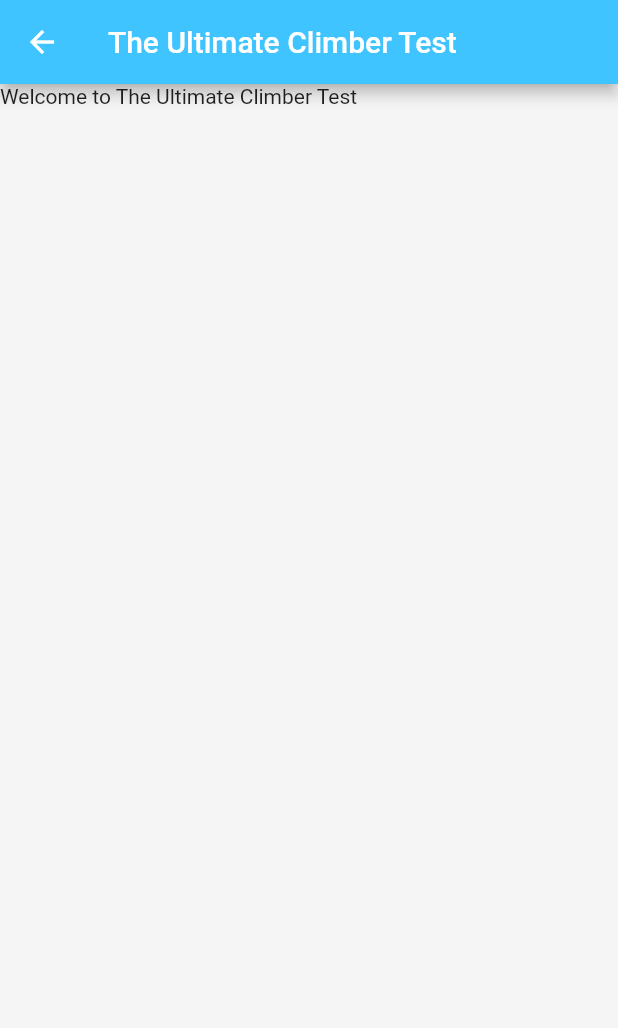
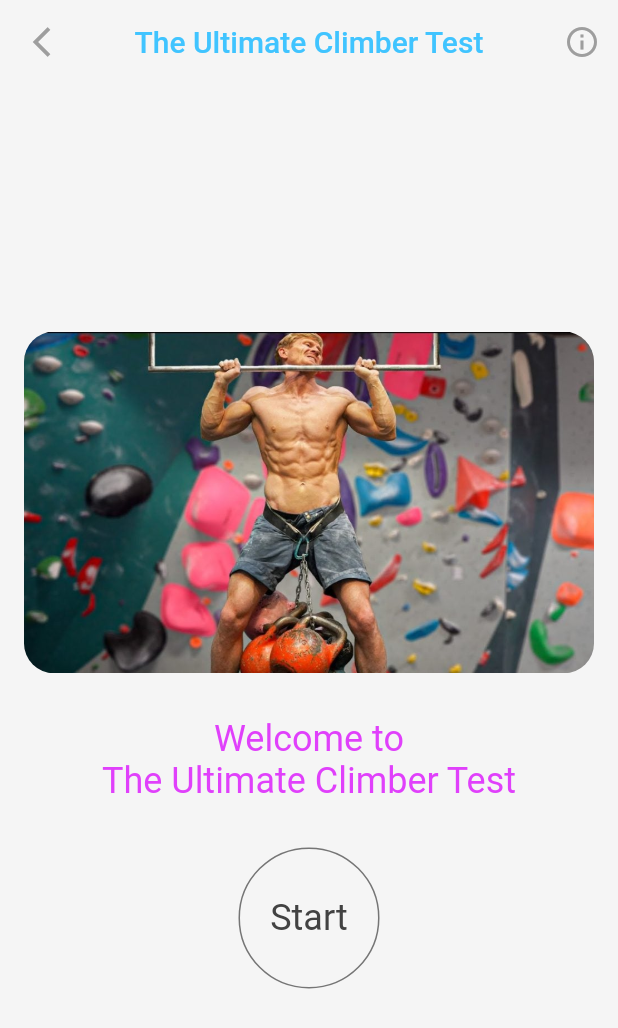
Before and after one commit to Asuraxsoul/The-Ultimate-Test, a Flutter app: the TestScreen screen opened by its route, after a tap on "The Ultimate Climber Test", on a phone screen of 412 x 824 dp. Shown: the top 1028 px of the screen. Run offline on Flutter 3.47's test engine with Material 2 defaults, Android fonts, the phone set to English and light mode, and no system bars; our stand-ins replace cloud_firestore, firebase_auth, firebase_core, flutter_svg, google_sign_in; accounts and stored records are empty.

Commit message:
add climber test screen and design

```diff
--- a/lib/screens/climber_test.dart
+++ b/lib/screens/climber_test.dart
@@ -1,4 +1,5 @@
 import 'package:flutter/material.dart';
+import 'package:flutter/rendering.dart';
 import 'package:the_ultimate_test/utils/constants.dart';
 
 class ClimberTestScreen extends StatefulWidget {
@@ -14,14 +15,103 @@ class _ClimberTestScreenState extends State<ClimberTestScreen> {
     return Scaffold(
       backgroundColor: backgroundColor,
       appBar: AppBar(
-        title: Text('The Ultimate Climber Test'),
-        backgroundColor: basicColorLBlue,
+        leading: IconButton(
+          icon: Icon(Icons.arrow_back_ios_outlined, color: Colors.grey),
+          onPressed: () => Navigator.of(context).pop(),
+        ),
+        title: Text(
+          'The Ultimate Climber Test',
+          style: TextStyle(
+            color: basicColorLBlue,
+          ),
+        ),
+        backgroundColor: backgroundColor,
+        elevation: 0,
+        centerTitle: true,
+        actions: <Widget>[
+          IconButton(
+            icon: Icon(
+              Icons.info_outlined,
+              color: Colors.grey,
+            ),
+            onPressed: () {
+              showDialog(
+                  context: context,
+                  builder: (context) {
+                    return AlertDialog(
+                      backgroundColor: Colors.grey[700]!,
+                      insetPadding: EdgeInsets.all(defaultPadding),
+                      title: Text(""),
+                      content: Text(
+                        "The Strength You Need To Climb 9C",
+                        style: TextStyle(
+                          fontSize: 26,
+                          color: Colors.pinkAccent,
+                          fontWeight: FontWeight.bold,
+                        ),
+                        textAlign: TextAlign.center,
+                      ),
+                      actions: <Widget>[
+                        TextButton(
+                          child: new Icon(
+                            Icons.done,
+                            color: Colors.lightBlueAccent,
+                            size: 30,
+                          ),
+                          onPressed: () {
+                            Navigator.of(context).pop();
+                          },
+                        ),
+                      ],
+                    );
+                  });
+            },
+          ),
+        ],
       ),
       body: SafeArea(
         child: Container(
+          padding: EdgeInsets.all(defaultPadding),
           child: Column(
+            mainAxisAlignment: MainAxisAlignment.center,
+            crossAxisAlignment: CrossAxisAlignment.center,
             children: [
-              Text("Welcome to The Ultimate Climber Test"),
+              Row(),
+              ClipRRect(
+                borderRadius: BorderRadius.all(
+                  Radius.circular(20),
+                ),
+                child: Image.asset('assets/images/climbingTest.jpeg',
+                    fit: BoxFit.fill),
+              ),
+              SizedBox(height: 30),
+              Text(
+                "Welcome to \nThe Ultimate Climber Test",
+                style: TextStyle(fontSize: 24, color: basicColorPurple),
+                maxLines: 2,
+                textAlign: TextAlign.center,
+              ),
+              SizedBox(height: 30),
+              InkWell(
+                customBorder: CircleBorder(),
+                splashColor: basicColorLBlue,
+                onTap: () {},
+                onHover: (val) {},
+                child: Container(
+                  padding: EdgeInsets.all(defaultPadding * 2),
+                  decoration: BoxDecoration(
+                    shape: BoxShape.circle,
+                    border: Border.all(color: Colors.grey[600]!),
+                  ),
+                  child: Text(
+                    "Start",
+                    style: TextStyle(
+                      fontSize: 24,
+                      color: Colors.grey[800]!,
+                    ),
+                  ),
+                ),
+              ),
             ],
           ),
         ),
--- a/lib/screens/sign_in_screen.dart
+++ b/lib/screens/sign_in_screen.dart
@@ -65,6 +65,9 @@ class _SignInScreenState extends State<SignInScreen> {
                         ),
                       ],
                     ),
+                    SizedBox(height: 20),
+                    Text("Do you dare to take up the challenge?",
+                        style: TextStyle(fontSize: 16, color: Colors.grey)),
                   ],
                 ),
               ),
@@ -78,7 +81,7 @@ class _SignInScreenState extends State<SignInScreen> {
                   }
                   return CircularProgressIndicator(
                     valueColor: AlwaysStoppedAnimation<Color>(
-                      firebaseOrange,
+                      basicColorLBlue,
                     ),
                   );
                 },
--- a/lib/screens/test.dart
+++ b/lib/screens/test.dart
@@ -1,6 +1,7 @@
 import 'package:flutter/material.dart';
 import 'package:the_ultimate_test/utils/constants.dart';
 import 'package:the_ultimate_test/widgets/reusable_header.dart';
+import 'package:flutter_svg/flutter_svg.dart';
 
 class TestScreen extends StatefulWidget {
   const TestScreen({Key? key}) : super(key: key);
@@ -23,16 +24,72 @@ class _TestScreenState extends State<TestScreen> {
             crossAxisAlignment: CrossAxisAlignment.center,
             children: [
               InkWell(
+                splashColor: basicColorPink,
+                borderRadius: BorderRadius.all(
+                  Radius.circular(20),
+                ),
                 onTap: () {
                   Navigator.of(context).pushNamed('/climberTest');
                 },
-                child: Text("The Ultimate Climber Test"),
+                child: Container(
+                  decoration: BoxDecoration(
+                    borderRadius: BorderRadius.all(
+                      Radius.circular(20),
+                    ),
+                    border: Border.all(color: basicColorPink),
+                  ),
+                  padding: EdgeInsets.all(defaultPadding),
+                  child: Column(
+                    children: [
+                      Text(
+                        "The Ultimate Climber Test",
+                        style: TextStyle(
+                          fontSize: 24,
+                        ),
+                      ),
+                      SizedBox(height: defaultPadding),
+                      SvgPicture.asset(
+                        'assets/icons/climbing.svg',
+                        height: 100,
+                        width: 100,
+                      ),
+                    ],
+                  ),
+                ),
               ),
               InkWell(
+                borderRadius: BorderRadius.all(
+                  Radius.circular(20),
+                ),
                 onTap: () {
                   Navigator.of(context).pushNamed('/fbiTest');
                 },
-                child: Text("The Ultimate FBI Test"),
+                splashColor: basicColorGreen,
+                child: Container(
+                  decoration: BoxDecoration(
+                    borderRadius: BorderRadius.all(
+                      Radius.circular(20),
+                    ),
+                    border: Border.all(color: basicColorGreen),
+                  ),
+                  padding: EdgeInsets.all(defaultPadding),
+                  child: Column(
+                    children: [
+                      Text(
+                        "The Ultimate FBI Test",
+                        style: TextStyle(
+                          fontSize: 24,
+                        ),
+                      ),
+                      SizedBox(height: defaultPadding),
+                      SvgPicture.asset(
+                        'assets/icons/fbi.svg',
+                        height: 100,
+                        width: 100,
+                      ),
+                    ],
+                  ),
+                ),
               ),
               Row(),
             ],
```
Also changed, not shown: assets/icons/climbing.svg (added), assets/icons/fbi.svg (added), assets/images/climbingTest.jpeg (added).
